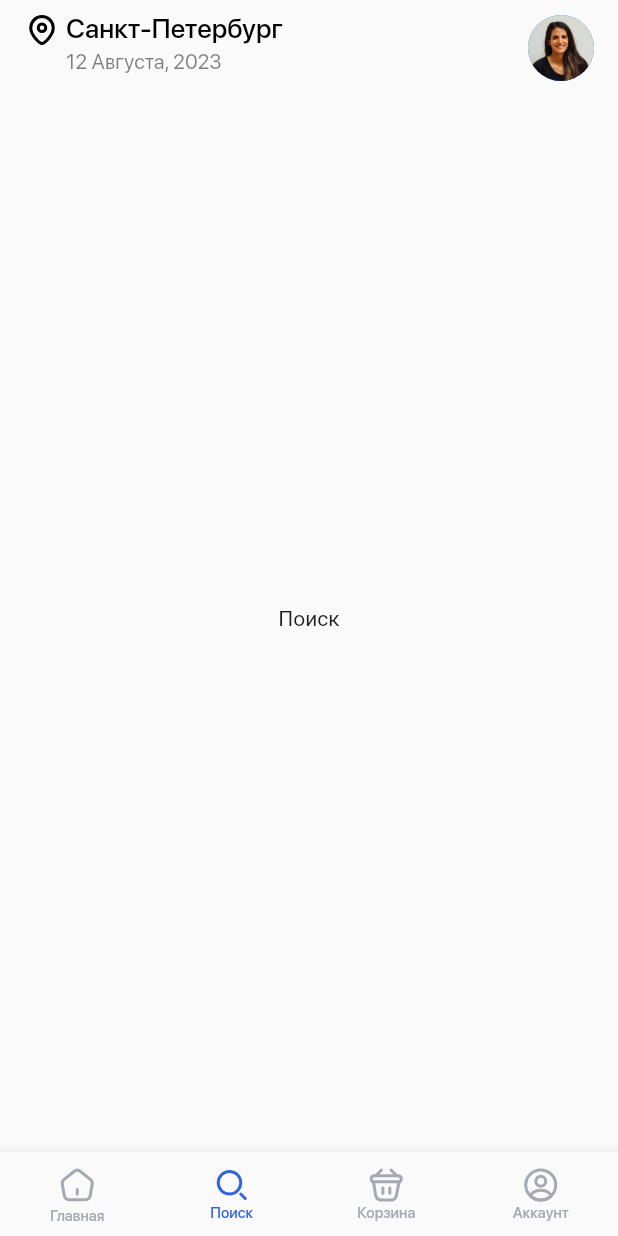
After one commit to dimalepel/shop_minin_test_app, a Flutter app: the screen it shows after launch, item 2 of the bottom bar chosen, on a phone screen of 412 x 824 dp. The commit adds this screen. Run offline on Flutter 3.47's test engine with Material 2 defaults, Android fonts, the phone set to English and light mode, and no system bars; our stand-ins replace flutter_svg.

Commit message:
feat: add screen navigation

```diff
--- a/lib/screens/cart_screen.dart
+++ b/lib/screens/cart_screen.dart
@@ -250,7 +250,7 @@ class _CartScreenState extends State<CartScreen> {
           ],
         ),
       ),
-      bottomNavigationBar: BottomNavigation(),
+      bottomNavigationBar: BottomNavigation(selectedIndex: 2,),
     );
   }
 }
--- a/lib/screens/category_screen.dart
+++ b/lib/screens/category_screen.dart
@@ -505,7 +505,7 @@ class _CategoryScreenState extends State<CategoryScreen> {
           ),
         ),
       ),
-      bottomNavigationBar: BottomNavigation(),
+      bottomNavigationBar: BottomNavigation(selectedIndex: 0,),
     );
   }
 }
--- a/lib/screens/home_screen.dart
+++ b/lib/screens/home_screen.dart
@@ -162,7 +162,7 @@ class _HomeScreenState extends State<HomeScreen> {
             }
         ),
       ),
-      bottomNavigationBar: BottomNavigation(),
+      bottomNavigationBar: BottomNavigation(selectedIndex: 0,),
     );
   }
 }
--- /dev/null
+++ b/lib/screens/search_screen.dart
@@ -0,0 +1,76 @@
+import 'package:flutter/material.dart';
+import 'package:flutter_svg/svg.dart';
+
+import '../widgets/bottom_navigation.dart';
+
+class SearchScreen extends StatelessWidget {
+  const SearchScreen({super.key});
+
+  @override
+  Widget build(BuildContext context) {
+    return Scaffold(
+      appBar: AppBar(
+        backgroundColor: Colors.transparent,
+        toolbarHeight: 57,
+        elevation: 0,
+        leadingWidth: 200,
+        leading: Padding(
+          padding: const EdgeInsets.only(left: 16, top: 8),
+          child: Row(
+            mainAxisAlignment: MainAxisAlignment.spaceBetween,
+            children: [
+              Row(
+                crossAxisAlignment: CrossAxisAlignment.start,
+                children: [
+                  SvgPicture.asset(
+                    'assets/images/svgs/icon_location.svg',
+                    width: 24,
+                    height: 24,
+                  ),
+                  const SizedBox(width: 4,),
+                  Column(
+                    crossAxisAlignment: CrossAxisAlignment.start,
+                    children: [
+                      const Text(
+                        'Санкт-Петербург',
+                        style: TextStyle(
+                            fontSize: 18,
+                            color: Colors.black,
+                            fontFamily: 'San Francisco',
+                            fontWeight: FontWeight.w500
+                        ),
+                      ),
+                      const SizedBox(height: 4,),
+                      Text(
+                        '12 Августа, 2023',
+                        style: TextStyle(
+                          fontSize: 14,
+                          fontFamily: 'San Francisco',
+                          fontWeight: FontWeight.w400,
+                          color: Colors.black.withOpacity(0.5),
+                        ),
+                      ),
+                    ],
+                  ),
+                ],
+              ),
+            ],
+          ),
+        ),
+        actions: [
+          const Padding(
+              padding: EdgeInsets.only(top: 7, right: 16),
+              child: CircleAvatar(
+                radius: 22,
+                backgroundImage: AssetImage('assets/images/avatar.png'),
+              )
+          ),
+        ],
+      ),
+      body: Center(
+        child: Text('Поиск'),
+      ),
+      bottomNavigationBar: BottomNavigation(selectedIndex: 1,),
+    );
+  }
+}
--- a/lib/widgets/bottom_navigation.dart
+++ b/lib/widgets/bottom_navigation.dart
@@ -1,14 +1,28 @@
 import 'package:flutter/material.dart';
 import 'package:flutter_svg/flutter_svg.dart';
+import 'package:shop_minin_test_app/screens/home_screen.dart';
 
+import '../screens/account_screen.dart';
+import '../screens/cart_screen.dart';
+import '../screens/search_screen.dart';
 import '../theme/app_colors.dart';
 
-class BottomNavigation extends StatelessWidget {
-  const BottomNavigation({super.key});
+class BottomNavigation extends StatefulWidget {
+  final int selectedIndex;
+
+  const BottomNavigation({super.key, required this.selectedIndex});
+
+  @override
+  State<BottomNavigation> createState() => _BottomNavigationState();
+}
+
+class _BottomNavigationState extends State<BottomNavigation> {
+
 
   @override
   Widget build(BuildContext context) {
     return BottomNavigationBar(
+      currentIndex: widget.selectedIndex,
       type: BottomNavigationBarType.fixed,
       useLegacyColorScheme: false,
       unselectedLabelStyle: TextStyle(
@@ -23,14 +37,29 @@ class BottomNavigation extends StatelessWidget {
           fontSize: 10,
           fontWeight: FontWeight.w500
       ),
-      onTap: (int a) {},
+      onTap: (index) {
+        switch(index) {
+          case 0:
+            Navigator.push(context, MaterialPageRoute(builder: (context) => HomeScreen()));
+            break;
+          case 1:
+            Navigator.push(context, MaterialPageRoute(builder: (context) => SearchScreen()));
+            break;
+          case 2:
+            Navigator.push(context, MaterialPageRoute(builder: (context) => CartScreen()));
+            break;
+          case 3:
+            Navigator.push(context, MaterialPageRoute(builder: (context) => AccountScreen()));
+            break;
+        }
+      },
       items: [
         BottomNavigationBarItem(
           icon: SvgPicture.asset(
             'assets/images/svgs/icon_home.svg',
             colorFilter: ColorFilter.mode(
-              AppColors.blue,
-              BlendMode.srcIn
+                (widget.selectedIndex == 0) ? AppColors.blue : AppColors.greyDark,
+                BlendMode.srcIn
             ),
           ),
           label: 'Главная',
@@ -38,18 +67,30 @@ class BottomNavigation extends StatelessWidget {
         BottomNavigationBarItem(
           icon: SvgPicture.asset(
             'assets/images/svgs/icon_search.svg',
+            colorFilter: ColorFilter.mode(
+                (widget.selectedIndex == 1) ? AppColors.blue : AppColors.greyDark,
+                BlendMode.srcIn
+            ),
           ),
           label: 'Поиск',
         ),
         BottomNavigationBarItem(
           icon: SvgPicture.asset(
             'assets/images/svgs/icon_cart.svg',
+            colorFilter: ColorFilter.mode(
+                (widget.selectedIndex == 2) ? AppColors.blue : AppColors.greyDark,
+                BlendMode.srcIn
+            ),
           ),
           label: 'Корзина',
         ),
         BottomNavigationBarItem(
           icon: SvgPicture.asset(
             'assets/images/svgs/icon_account.svg',
+            colorFilter: ColorFilter.mode(
+                (widget.selectedIndex == 3) ? AppColors.blue : AppColors.greyDark,
+                BlendMode.srcIn
+            ),
           ),
           label: 'Аккаунт',
         ),
```
Also changed, not shown: lib/screens/account_screen.dart (added, +76 -0 lines).
